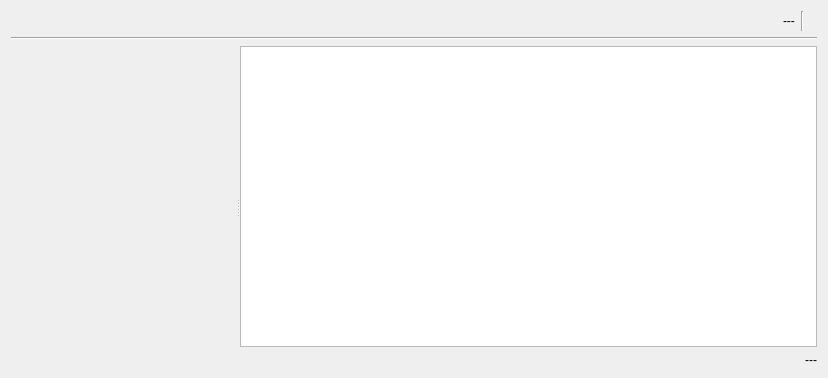
The window that src/ui/reoshubeauwidget.ui (vcloarec/ReosProject) describes before a commit, drawn with Qt 5.
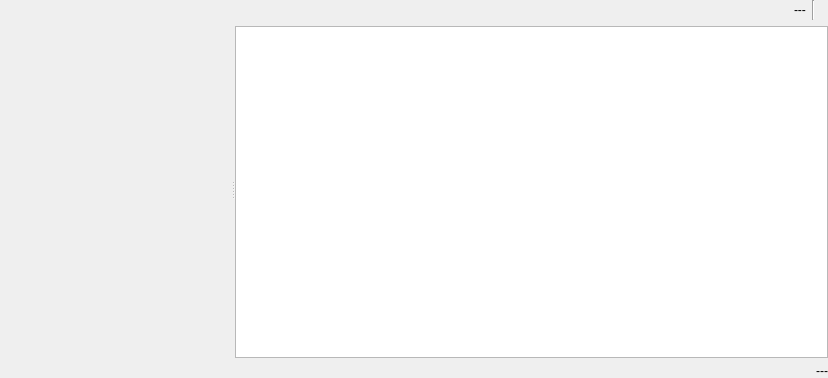
The same window after the commit. Icons and pictures are not drawn. Custom widgets are drawn as their Qt base class.

What changed in the file:
```diff
--- a/src/ui/reoshubeauwidget.ui
+++ b/src/ui/reoshubeauwidget.ui
@@ -13,8 +13,63 @@
   <property name="windowTitle">
    <string>Form</string>
   </property>
-  <layout class="QVBoxLayout" name="verticalLayout" stretch="0,0,1">
+  <layout class="QVBoxLayout" name="verticalLayout" stretch="1">
+   <property name="leftMargin">
+    <number>0</number>
+   </property>
+   <property name="topMargin">
+    <number>0</number>
+   </property>
+   <property name="rightMargin">
+    <number>0</number>
+   </property>
+   <property name="bottomMargin">
+    <number>0</number>
+   </property>
    <item>
+    <widget class="QSplitter" name="splitter">
+     <property name="orientation">
+      <enum>Qt::Horizontal</enum>
+     </property>
+     <widget class="ReosPlotWidget" name="mPlotWidget" native="true">
+      <property name="autoFillBackground">
+       <bool>false</bool>
+      </property>
+     </widget>
+     <widget class="QWidget" name="widget_2" native="true">
+      <layout class="QGridLayout" name="gridLayout">
+       <property name="leftMargin">
+        <number>0</number>
+       </property>
+       <property name="topMargin">
+        <number>0</number>
+       </property>
+       <property name="rightMargin">
+        <number>0</number>
+       </property>
+       <property name="bottomMargin">
+        <number>0</number>
+       </property>
+       <item row="1" column="0">
+        <widget class="QTextBrowser" name="mTextBrowser"/>
+       </item>
+       <item row="2" column="0">
+        <widget class="QLabel" name="mCurrentStateLabel">
+         <property name="sizePolicy">
+          <sizepolicy hsizetype="Preferred" vsizetype="Preferred">
+           <horstretch>0</horstretch>
+           <verstretch>0</verstretch>
+          </sizepolicy>
+         </property>
+         <property name="text">
+          <string>---</string>
+         </property>
+         <property name="alignment">
+          <set>Qt::AlignRight|Qt::AlignTrailing|Qt::AlignVCenter</set>
+         </property>
+        </widget>
+       </item>
+       <item row="0" column="0">
     <layout class="QHBoxLayout" name="mHeaderLayout">
      <property name="topMargin">
       <number>0</number>
@@ -70,56 +125,6 @@
       </widget>
      </item>
     </layout>
-   </item>
-   <item>
-    <widget class="Line" name="line">
-     <property name="orientation">
-      <enum>Qt::Horizontal</enum>
-     </property>
-    </widget>
-   </item>
-   <item>
-    <widget class="QSplitter" name="splitter">
-     <property name="orientation">
-      <enum>Qt::Horizontal</enum>
-     </property>
-     <widget class="ReosPlotWidget" name="mPlotWidget" native="true">
-      <property name="autoFillBackground">
-       <bool>false</bool>
-      </property>
-     </widget>
-     <widget class="QWidget" name="widget_2" native="true">
-      <layout class="QGridLayout" name="gridLayout">
-       <property name="leftMargin">
-        <number>0</number>
-       </property>
-       <property name="topMargin">
-        <number>0</number>
-       </property>
-       <property name="rightMargin">
-        <number>0</number>
-       </property>
-       <property name="bottomMargin">
-        <number>0</number>
-       </property>
-       <item row="1" column="0">
-        <widget class="QLabel" name="mCurrentStateLabel">
-         <property name="sizePolicy">
-          <sizepolicy hsizetype="Preferred" vsizetype="Preferred">
-           <horstretch>0</horstretch>
-           <verstretch>0</verstretch>
-          </sizepolicy>
-         </property>
-         <property name="text">
-          <string>---</string>
-         </property>
-         <property name="alignment">
-          <set>Qt::AlignRight|Qt::AlignTrailing|Qt::AlignVCenter</set>
-         </property>
-        </widget>
-       </item>
-       <item row="0" column="0">
-        <widget class="QTextBrowser" name="mTextBrowser"/>
        </item>
       </layout>
      </widget>
```
Left out of the diff: 4 changed lines with no effect on the pictures. Lines whose indentation alone changed are shown as unchanged.
